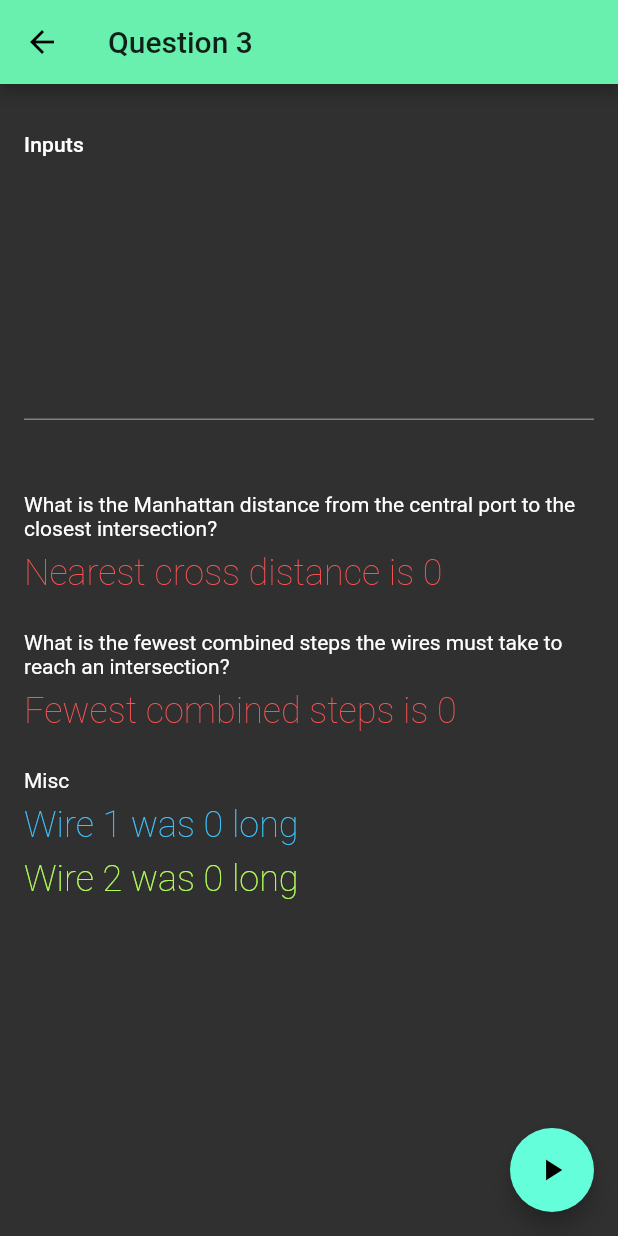
After one commit to brunovinicius/adventofcode2019, a Flutter app: the Q3Page screen opened directly, after a tap on the "play arrow" icon, on a phone screen of 412 x 824 dp. The commit adds this screen. Run offline on Flutter 3.47's test engine with Material 2 defaults, Android fonts, the phone set to English and light mode, and no system bars.

Commit message:
Código seboso, mas resposta certa  \o/

```diff
--- a/aoc1/lib/main.dart
+++ b/aoc1/lib/main.dart
@@ -1,5 +1,6 @@
 import 'package:aoc1/q1.dart';
 import 'package:aoc1/q2.dart';
+import 'package:aoc1/q3.dart';
 import 'package:flutter/material.dart';
 
 void main() => runApp(AdventOfCode2019App());
@@ -58,6 +59,13 @@ class _MainPageState extends State<MainPage> {
               MaterialPageRoute(builder: (context) => Q2Page(title: "Question 2")),
             ),
           ),
+          ListTile(
+            title: Text('Question 3'),
+            onTap: () => Navigator.push(
+              context,
+              MaterialPageRoute(builder: (context) => Q3Page(title: "Question 3")),
+            ),
+          ),
         ],
       ),
     );
--- /dev/null
+++ b/aoc1/lib/q3.dart
@@ -0,0 +1,216 @@
+import 'package:flutter/material.dart';
+
+class Q3Page extends StatefulWidget {
+  Q3Page({Key key, this.title}) : super(key: key);
+
+  final String title;
+
+  @override
+  _Q3PageState createState() => _Q3PageState();
+}
+
+class _Q3PageState extends State<Q3Page> {
+  static const expectedResult = 19690720;
+
+  var _controller = new TextEditingController();
+  var _distance = 0;
+  var _wire1PathsCount = 0;
+  var _wire2PathsCount = 0;
+  var _fewestSteps = 0;
+
+  void _incrementCounter() {
+    FocusScope.of(context).requestFocus(new FocusNode());
+    setState(() {
+      var wiresPath = _controller.text.split('\n').map((n) => n.split(',')).toList();
+
+      var wire1PathCoodinates = _toCoordinates(wiresPath[0]);
+      var wire2PathCoodinates = _toCoordinates(wiresPath[1]);
+
+      _wire1PathsCount = wire1PathCoodinates.length;
+      _wire2PathsCount = wire2PathCoodinates.length;
+
+      var intersections = List<Coordinate>();
+      for (var i = 1; i < wire1PathCoodinates.length; i++) {
+        var c1Start = wire1PathCoodinates[i-1];
+        var c1End = wire1PathCoodinates[i];
+
+        for (var j = 1; j < wire2PathCoodinates.length; j++) {
+          var c2Start = wire2PathCoodinates[j-1];
+          var c2End = wire2PathCoodinates[j];
+
+          var intersection = _calculateIntersection(c1Start.x, c1Start.y, c1End.x, c1End.y, c2Start.x, c2Start.y, c2End.x, c2End.y);
+          if (intersection != null) {
+            intersections.add(intersection);
+          }
+        }
+      }
+
+      var distances = intersections
+          .map((i) => i.x.abs() + i.y.abs())
+          .where((i) => i != 0)
+          .toList()
+          ..sort();
+
+      _distance = distances.first;
+
+      var wire1Steps  = 0;
+      var wire2Steps = 0;
+      var steps = List<int>();
+      for (var i = 1; i < wire1PathCoodinates.length; i++) {
+        var c1Start = wire1PathCoodinates[i-1];
+        var c1End = wire1PathCoodinates[i];
+
+        for (var j = 1; j < wire2PathCoodinates.length; j++) {
+          var c2Start = wire2PathCoodinates[j-1];
+          var c2End = wire2PathCoodinates[j];
+
+
+          var intersection = _calculateIntersection(c1Start.x, c1Start.y, c1End.x, c1End.y, c2Start.x, c2Start.y, c2End.x, c2End.y);
+          if (intersection != null) {
+            var wire1IntersectionSteps = c1Start.x == c1End.x ? (intersection.y.abs() - c1Start.y.abs()).abs() : (intersection.x.abs() - c1Start.x.abs()).abs();
+            var wire2IntersectionSteps = c2Start.x == c2End.x ? (intersection.y.abs() - c2Start.y.abs()).abs() : (intersection.x.abs() - c2Start.x.abs()).abs();
+            steps.add(wire1Steps + wire2Steps + wire1IntersectionSteps + wire2IntersectionSteps);
+          }
+
+          wire2Steps += c2End.size;
+        }
+
+        wire1Steps += c1End.size;
+        wire2Steps = 0;
+      }
+
+      steps = steps.where((i) => i != 0).toList();
+      steps.sort();
+
+      _fewestSteps = steps.first;
+    });
+
+  }
+
+  List<Coordinate> _toCoordinates(List<String> paths) {
+
+      var coordinates = new List<Coordinate>();
+      var x = 0, y = 0;
+      coordinates.add(new Coordinate(x, y));
+      for (var path in paths) {
+        var vertex =  _toVertex(path);
+        switch (vertex.direction) {
+          case 'R':
+            x += vertex.size;
+            break;
+          case 'L':
+            x -= vertex.size;
+            break;
+          case 'D':
+            y += vertex.size;
+            break;
+          case 'U':
+            y -= vertex.size;
+            break;
+          default:
+            throw new FormatException();
+        }
+        coordinates.add(new Coordinate(x, y, vertex.size));
+      }
+
+      return coordinates;
+  }
+
+  Vertex _toVertex(String path) {
+    var direction =  path.substring(0, 1);
+    var distance = int.parse(path.substring(1, path.length));
+
+    return new Vertex(direction, distance);
+  }
+
+  Coordinate _calculateIntersection(int x1, int y1, int x2, int y2, int x3, int y3, int x4, int y4) {
+
+    // calculate the distance to intersection point
+    double uA = ((x4-x3)*(y1-y3) - (y4-y3)*(x1-x3)) / ((y4-y3)*(x2-x1) - (x4-x3)*(y2-y1));
+    double uB = ((x2-x1)*(y1-y3) - (y2-y1)*(x1-x3)) / ((y4-y3)*(x2-x1) - (x4-x3)*(y2-y1));
+
+    // if uA and uB are between 0-1, lines are colliding
+    if (uA >= 0 && uA <= 1 && uB >= 0 && uB <= 1) {
+      return new Coordinate(x1 + (uA * (x2-x1)).ceil(), y1 + (uA * (y2-y1)).ceil());
+    }
+
+    return null;
+  }
+  @override
+  Widget build(BuildContext context) {
+    return Scaffold(
+      appBar: AppBar(
+        title: Text(widget.title),
+      ),
+      body: SingleChildScrollView(
+        child: Padding(
+          padding: const EdgeInsets.all(16.0),
+          child: Column(
+            crossAxisAlignment: CrossAxisAlignment.start,
+            mainAxisAlignment: MainAxisAlignment.start,
+            children: <Widget>[
+              SizedBox(height: 16.0),
+              Text(
+                'Inputs',
+                style: Theme.of(context).textTheme.subtitle,
+              ),
+              TextField(
+                maxLines: 8,
+                controller: _controller,
+              ),
+              SizedBox(height: 48.0),
+              Text(
+                'What is the Manhattan distance from the central port to the closest intersection?',
+              ),
+              SizedBox(height: 8.0),
+              Text(
+                'Nearest cross distance is $_distance',
+                style: Theme.of(context).textTheme.display4.copyWith(fontSize: 24.0, color: Colors.redAccent),
+              ),
+              SizedBox(height: 24.0),
+              Text(
+                'What is the fewest combined steps the wires must take to reach an intersection?',
+              ),
+              SizedBox(height: 8.0),
+              Text(
+                'Fewest combined steps is $_fewestSteps',
+                style: Theme.of(context).textTheme.display4.copyWith(fontSize: 24.0, color: Colors.redAccent),
+              ),
+                            SizedBox(height: 24.0),
+              Text(
+                'Misc',
+              ),
+              SizedBox(height: 8.0),
+              Text(
+                'Wire 1 was $_wire1PathsCount long',
+                style: Theme.of(context).textTheme.display4.copyWith(fontSize: 24.0, color: Colors.lightBlueAccent),
+              ),
+              SizedBox(height: 8.0),
+              Text(
+                'Wire 2 was $_wire2PathsCount long',
+                style: Theme.of(context).textTheme.display4.copyWith(fontSize: 24.0, color: Colors.lightGreenAccent),
+              ),
+            ],
+          ),
+        ),
+      ),
+      floatingActionButton: FloatingActionButton(
+        onPressed: _incrementCounter,
+        tooltip: 'Increment',
+        child: Icon(Icons.play_arrow),
+      ),
+    );
+  }
+}
+
+class Vertex {
+  String direction;
+  int size;
+
+  Vertex(this.direction, this.size);
+}
+
+class Coordinate {
+  int x, y, size;
+  Coordinate(this.x, this.y, [this.size]);
+}
```
